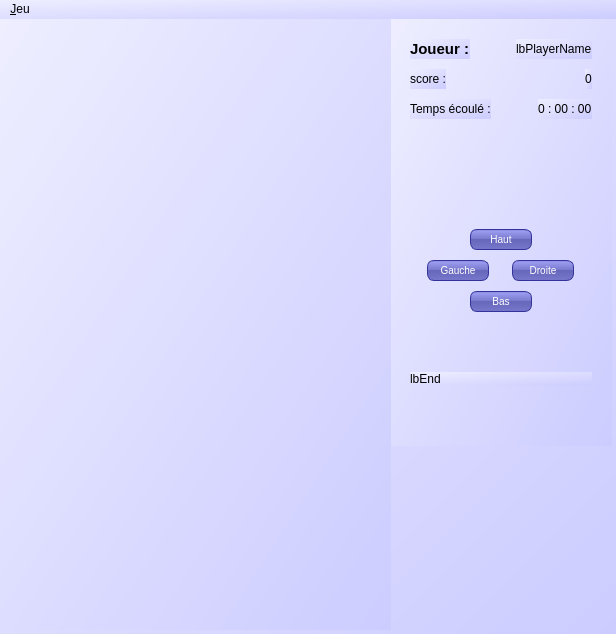
This is view/mwtetris.ui in g-jouret/projetTetris as Qt 5 draws it before an edit. The edited form follows.
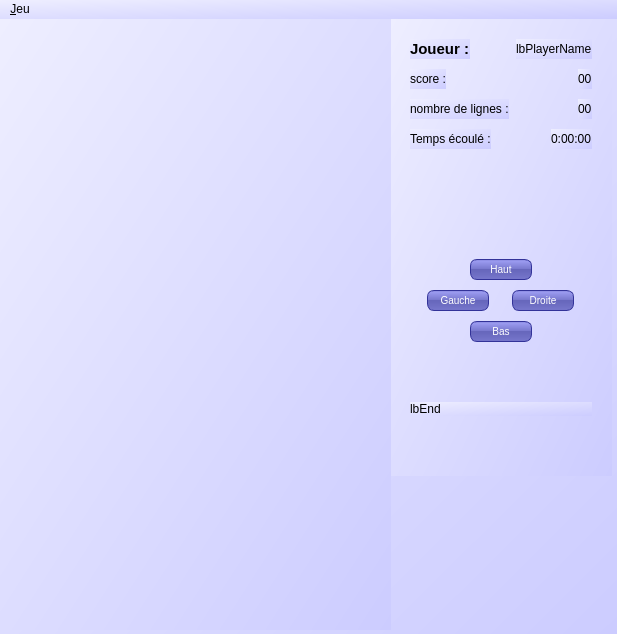
This is the edited form.

Diff of the .ui file:
```diff
--- a/view/mwtetris.ui
+++ b/view/mwtetris.ui
@@ -6,7 +6,7 @@
    <rect>
     <x>0</x>
     <y>0</y>
-    <width>616</width>
+    <width>617</width>
     <height>634</height>
    </rect>
   </property>
@@ -113,7 +113,38 @@
        <item>
         <widget class="QLabel" name="lbPlayerScore">
          <property name="text">
-          <string>0</string>
+          <string>00</string>
+         </property>
+        </widget>
+       </item>
+      </layout>
+     </item>
+     <item>
+      <layout class="QHBoxLayout" name="horizontalLayout_7">
+       <item>
+        <widget class="QLabel" name="lbLines">
+         <property name="text">
+          <string>nombre de lignes :</string>
+         </property>
+        </widget>
+       </item>
+       <item>
+        <spacer name="horizontalSpacer_8">
+         <property name="orientation">
+          <enum>Qt::Horizontal</enum>
+         </property>
+         <property name="sizeHint" stdset="0">
+          <size>
+           <width>40</width>
+           <height>20</height>
+          </size>
+         </property>
+        </spacer>
+       </item>
+       <item>
+        <widget class="QLabel" name="lbPlayerLines">
+         <property name="text">
+          <string>00</string>
          </property>
         </widget>
        </item>
@@ -147,7 +178,7 @@
           <string/>
          </property>
          <property name="text">
-          <string>0 : 00 : 00</string>
+          <string>0:00:00</string>
          </property>
         </widget>
        </item>
@@ -466,7 +497,7 @@
     <rect>
      <x>0</x>
      <y>0</y>
-     <width>616</width>
+     <width>617</width>
      <height>20</height>
     </rect>
    </property>
```
